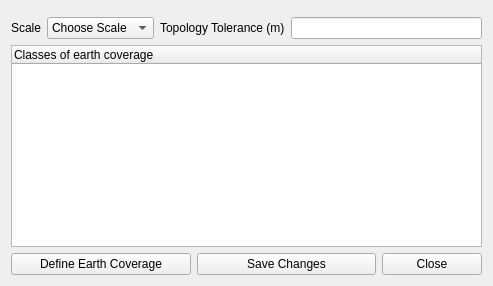
First picture: the form in ValidationTools/validation_config.ui, repository dsgoficial/DsgTools, before the edit.
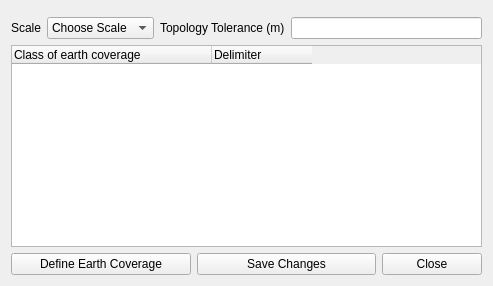
Second picture: the form after the edit. Custom widgets are drawn as their Qt base class.

Commit message: earth coverage setup ready

```diff
--- a/ValidationTools/validation_config.ui
+++ b/ValidationTools/validation_config.ui
@@ -119,9 +119,20 @@
        <verstretch>0</verstretch>
       </sizepolicy>
      </property>
+     <attribute name="headerDefaultSectionSize">
+      <number>200</number>
+     </attribute>
+     <attribute name="headerStretchLastSection">
+      <bool>false</bool>
+     </attribute>
      <column>
       <property name="text">
-       <string>Classes of earth coverage</string>
+       <string>Class of earth coverage</string>
+      </property>
+     </column>
+     <column>
+      <property name="text">
+       <string>Delimiter</string>
       </property>
      </column>
     </widget>
```
The commit also changes 6 other files.
